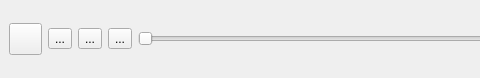
This is qtWidgets/ui/PlaybackSlider.ui in golems/grip2 as Qt 5 draws it before an edit; both pictures show x 0 to 480 and y 0 to 78 of the 986 by 78 pixel window. The edited form follows.
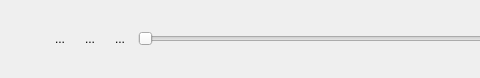
This is the edited form. Icons and pictures are not drawn.

Commit message: playback finished

Diff of the .ui file:
```diff
--- a/qtWidgets/ui/PlaybackSlider.ui
+++ b/qtWidgets/ui/PlaybackSlider.ui
@@ -19,7 +19,7 @@
   <property name="minimumSize">
    <size>
     <width>182</width>
-    <height>70</height>
+    <height>78</height>
    </size>
   </property>
   <property name="windowTitle">
@@ -44,7 +44,7 @@
          <enum>Qt::ToolButtonIconOnly</enum>
         </property>
         <property name="autoRaise">
-         <bool>false</bool>
+         <bool>true</bool>
         </property>
        </widget>
       </item>
@@ -67,12 +67,21 @@
          <enum>Qt::ToolButtonIconOnly</enum>
         </property>
         <property name="autoRaise">
-         <bool>false</bool>
+         <bool>true</bool>
         </property>
        </widget>
       </item>
       <item>
        <widget class="QToolButton" name="buttonPause">
+        <property name="sizePolicy">
+         <sizepolicy hsizetype="Minimum" vsizetype="Fixed">
+          <horstretch>0</horstretch>
+          <verstretch>0</verstretch>
+         </sizepolicy>
+        </property>
+        <property name="toolTip">
+         <string>&lt;html&gt;&lt;head/&gt;&lt;body&gt;&lt;p&gt;Pause playback&lt;/p&gt;&lt;/body&gt;&lt;/html&gt;</string>
+        </property>
         <property name="text">
          <string>...</string>
         </property>
@@ -87,7 +96,7 @@
          </size>
         </property>
         <property name="autoRaise">
-         <bool>false</bool>
+         <bool>true</bool>
         </property>
        </widget>
       </item>
@@ -96,6 +105,15 @@
         <property name="enabled">
          <bool>true</bool>
         </property>
+        <property name="sizePolicy">
+         <sizepolicy hsizetype="Minimum" vsizetype="Fixed">
+          <horstretch>0</horstretch>
+          <verstretch>0</verstretch>
+         </sizepolicy>
+        </property>
+        <property name="toolTip">
+         <string>&lt;html&gt;&lt;head/&gt;&lt;body&gt;&lt;p&gt;Playback the simulation/plan&lt;/p&gt;&lt;/body&gt;&lt;/html&gt;</string>
+        </property>
         <property name="autoFillBackground">
          <bool>false</bool>
         </property>
@@ -122,8 +140,11 @@
         <property name="checkable">
          <bool>false</bool>
         </property>
+        <property name="popupMode">
+         <enum>QToolButton::InstantPopup</enum>
+        </property>
         <property name="autoRaise">
-         <bool>false</bool>
+         <bool>true</bool>
         </property>
        </widget>
       </item>
```
Left out of the diff: 22 changed lines with no effect on the pictures. The commit also changes 33 other files.
